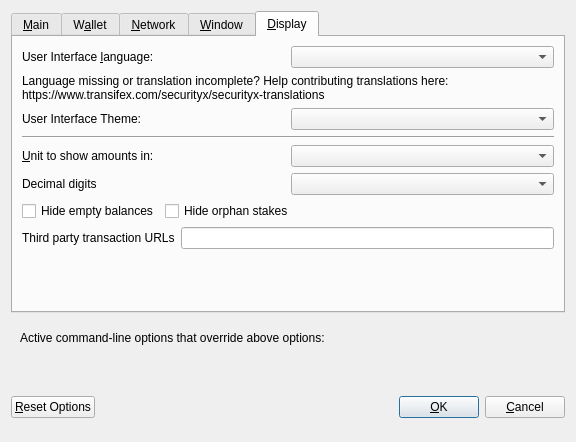
This is src/qt/forms/optionsdialog.ui in SecurityX/SecurityX as Qt 5 draws it before an edit. The edited form follows.
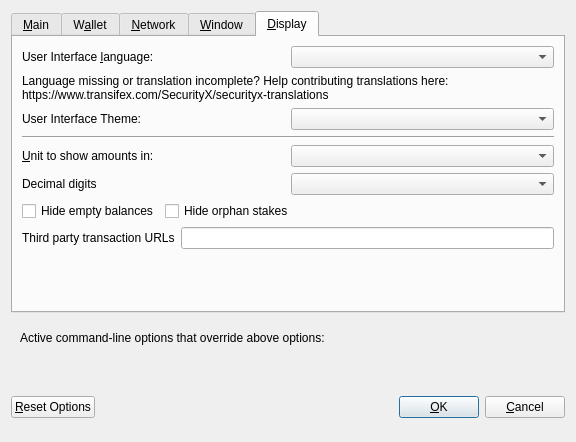
This is the edited form. Custom widgets are drawn as their Qt base class.

```diff
--- a/src/qt/forms/optionsdialog.ui
+++ b/src/qt/forms/optionsdialog.ui
@@ -507,7 +507,7 @@
          </property>
          <property name="text">
           <string>Language missing or translation incomplete? Help contributing translations here:
-https://www.transifex.com/securityx/securityx-translations</string>
+https://www.transifex.com/SecurityX/securityx-translations</string>
          </property>
          <property name="wordWrap">
           <bool>true</bool>
```
